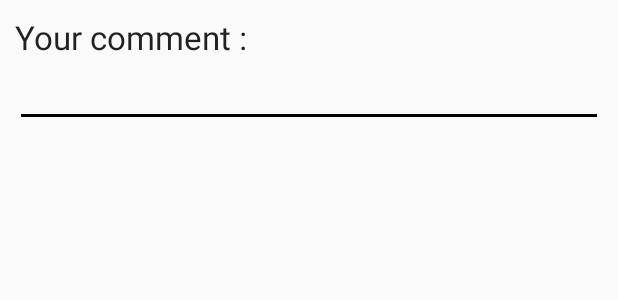
After one commit to christoffer-thygesen/BroFinder, an Android app: the layout add_comment.xml on its own in the app's theme, with its tools: preview values and no code run, on a phone screen of 412 x 824 dp. The commit adds this screen. Shown: the top 300 px of the screen. Run offline under Robolectric (Android 15) with nearby library versions, the phone set to English and light mode, and no system bars.

Commit message:
add_comment

```diff
--- /dev/null
+++ b/app/src/main/res/layout/add_comment.xml
@@ -0,0 +1,25 @@
+<?xml version="1.0" encoding="utf-8"?>
+<LinearLayout xmlns:android="http://schemas.android.com/apk/res/android"
+    android:id="@+id/layout_root"
+    android:layout_width="fill_parent"
+    android:layout_height="fill_parent"
+    android:orientation="vertical"
+    android:padding="10dp" >
+
+    <TextView
+        android:id="@+id/textView1"
+        android:layout_width="wrap_content"
+        android:layout_height="wrap_content"
+        android:text="Your comment : "
+        android:textAppearance="?android:attr/textAppearanceLarge" />
+
+    <EditText
+        android:id="@+id/editTextDialogUserInput"
+        android:layout_width="match_parent"
+        android:layout_height="wrap_content" >
+
+        <requestFocus />
+
+    </EditText>
+
+</LinearLayout>
```
Also changed, not shown: app/src/main/java/mike/magic/com/brofinder/DetailedActivity.java (+87 -8 lines), app/src/main/java/mike/magic/com/brofinder/DetailedActivityAdapter.java (+26 -3 lines), app/src/main/java/mike/magic/com/brofinder/EventUpdater.java (+4 -3 lines).
